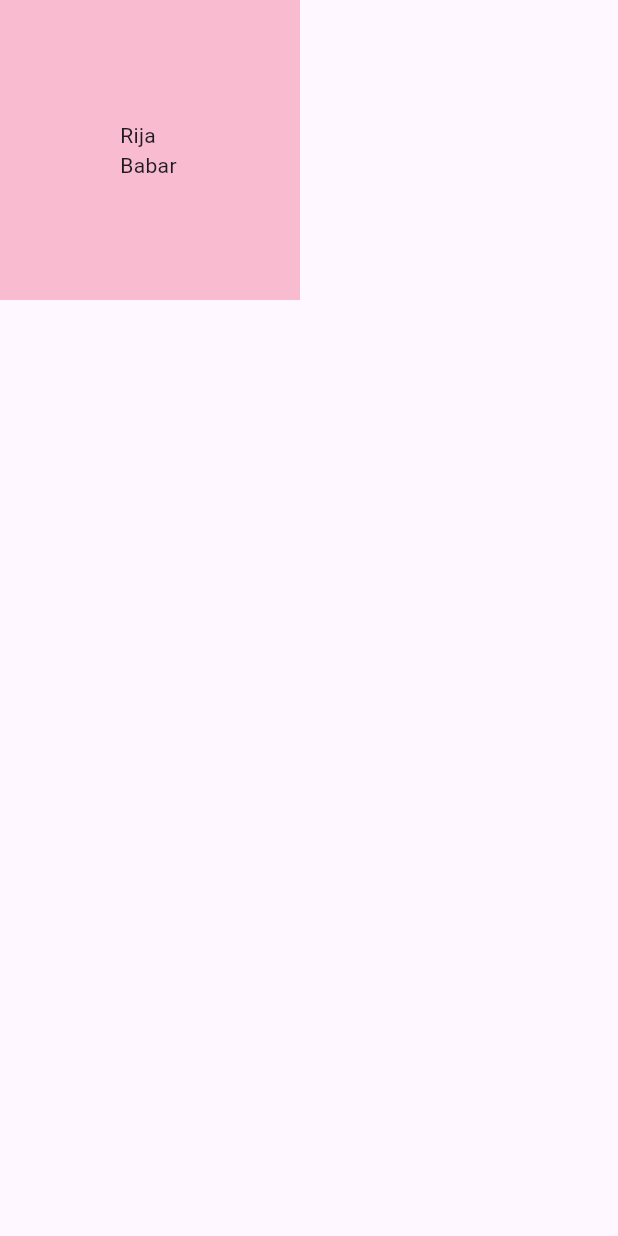
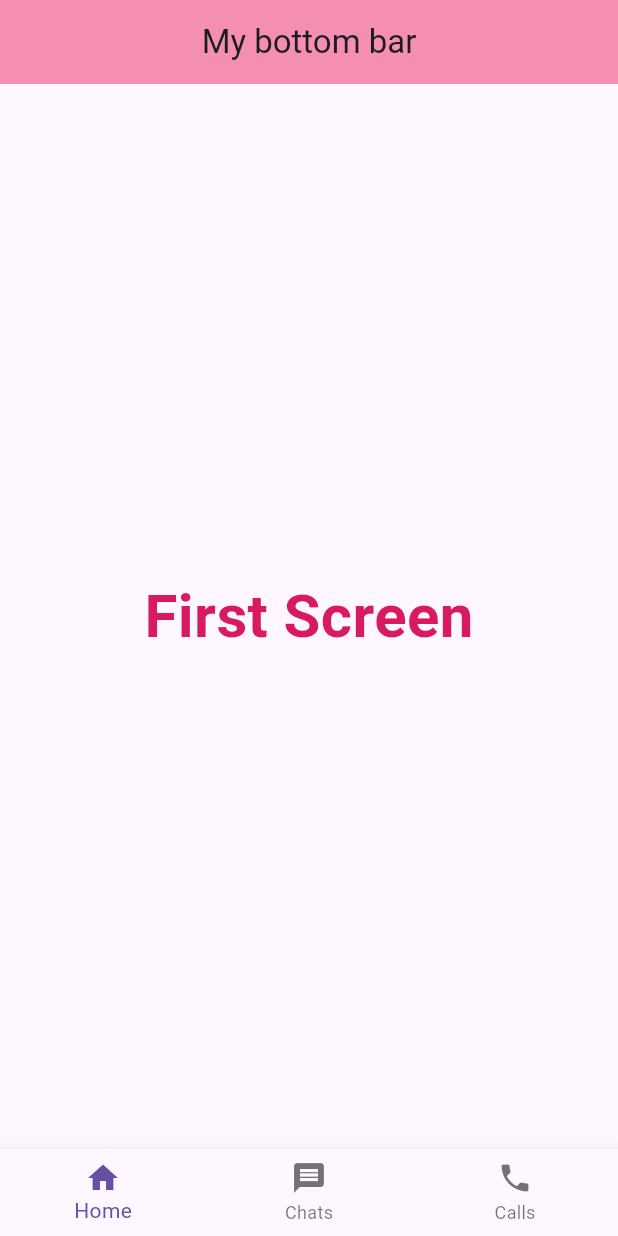
Before and after one commit to UmmeRija/flutter, a Flutter app: the screen it shows after launch, on a phone screen of 412 x 824 dp. Run offline on Flutter 3.47's test engine with Material 3 defaults, Android fonts, the phone set to English and light mode, and no system bars.

Commit message:
top/bottom nevigation bar

```diff
--- /dev/null
+++ b/lib/bottom_bar.dart
@@ -0,0 +1,44 @@
+import 'package:flutter/material.dart';
+import 'package:my_app/screen/first_screen.dart';
+import 'package:my_app/screen/second_screen.dart';
+import 'package:my_app/screen/third_screen.dart';
+
+class MyBottomBar extends StatefulWidget {
+  const MyBottomBar({super.key});
+
+  @override
+  State<MyBottomBar> createState() => _MyBottomBarState();
+}
+
+class _MyBottomBarState extends State<MyBottomBar> {
+  List<Widget> screens = [
+    FirstScreen(),
+    SecondScreen(),
+    ThirdScreen()
+  ];
+  int currenIndex = 0;
+  @override
+  Widget build(BuildContext context) {
+    return Scaffold(
+      appBar: AppBar(
+        backgroundColor: Colors.pink.shade200,
+        title: Text("My bottom bar"),
+        centerTitle: true,
+      ),
+      body: screens[currenIndex],
+
+      bottomNavigationBar: BottomNavigationBar(
+          currentIndex: currenIndex,
+          onTap: (value){
+            setState(() {
+              currenIndex = value;
+            });
+          },
+          items: [
+        BottomNavigationBarItem(icon: Icon(Icons.home) , label:  "Home"),
+        BottomNavigationBarItem(icon: Icon(Icons.message) , label:  "Chats"),
+        BottomNavigationBarItem(icon: Icon(Icons.phone) , label:  "Calls")
+      ]),
+    );
+  }
+}
--- /dev/null
+++ b/lib/first.dart
@@ -0,0 +1,12 @@
+import 'package:flutter/material.dart';
+class MyApp extends StatelessWidget {
+  const MyApp({super.key});
+
+  Widget build(BuildContext context) {
+    return MaterialApp(
+      title: "First page",
+      // home: Home()
+
+    );
+  }
+}
--- a/lib/home.dart
+++ b/lib/home.dart
@@ -10,10 +10,13 @@ class Home extends StatelessWidget {
         color: Colors.pink.shade100,
         height: 200,
         width: 200,
-        child: Text("Rija Babar"),
-        alignment: Alignment.topLeft,
-        padding: EdgeInsets.all(80),
+        child: Text("Rija Babar" , style:TextStyle(
+          color: Colors.pink ,
+          fontSize: 20,
+          fontWeight: FontWeight.bold,
+          backgroundColor: Colors.white70,
 
+        )),
 
       ),
     );
--- a/lib/main.dart
+++ b/lib/main.dart
@@ -1,25 +1,8 @@
-// import 'package:flutter/material.dart';
-// import 'package:my_app/home.dart';
-//
-// void main(){
-//   runApp(MyApp());
-// }
-// class MyApp extends StatelessWidget {
-  // const MyApp({super.key});
-//
-//   @override
-//   Widget build(BuildContext context) {
-//     return MaterialApp(
-// debugShowCheckedModeBanner: false,
-//
-//       title: "rija's App",
-//       color: Colors.pink,
-//       home: Home(),
-//     );
-//
-//
 import 'package:flutter/material.dart';
-import 'package:my_app/home.dart';
+import 'package:my_app/bottom_bar.dart';
+import 'package:my_app/stack.dart';
+
+import 'app_bar.dart';
 
 void main(){
   runApp(MyApp());
@@ -27,11 +10,15 @@ void main(){
 class MyApp extends StatelessWidget {
   const MyApp({super.key});
 
+  @override
   Widget build(BuildContext context) {
     return MaterialApp(
-      title: "First page",
-      home: Home()
-
+debugShowCheckedModeBanner: false,
+      // home: TabScreen(),
+      home: MyBottomBar(),
     );
   }
+
+
+
 }
--- /dev/null
+++ b/lib/screen/first_screen.dart
@@ -0,0 +1,13 @@
+import 'package:flutter/material.dart';
+
+class FirstScreen extends StatelessWidget {
+  const FirstScreen({super.key});
+
+  @override
+  Widget build(BuildContext context) {
+    return Center(
+      child: Text("First Screen" , style: TextStyle(fontWeight: FontWeight.bold , color: Colors.pink.shade600, fontSize: 40),)
+    );
+
+  }
+}
--- /dev/null
+++ b/lib/stack.dart
@@ -0,0 +1,45 @@
+import 'package:flutter/cupertino.dart';
+import 'package:flutter/material.dart';
+import 'package:my_app/first.dart';
+import 'package:my_app/home.dart';
+
+void main(){
+  runApp(MyApp());
+}
+ class MyApp extends StatelessWidget{
+  const MyApp({super.key});
+
+  @override
+  Widget build(BuildContext context) {
+return MaterialApp(
+  home: MyApp()
+  //   Scaffold(
+  //   body: Stack(
+  //     children: [
+  //       Container(
+  //         width: 100,
+  //         height: 100,
+  //         color: Colors.pink.shade100,
+  //       ),
+  //       Container(
+  //         width: 100,
+  //         height: 100,
+  //         color: Colors.pink.shade200,
+  //       ),
+  //       Container(
+  //         width: 100,
+  //         height: 100,
+  //         color: Colors.pink.shade300,
+  //       ),
+  //       Container(
+  //         width: 100,
+  //         height: 100,
+  //         color: Colors.pink.shade400,
+  //       )
+  //
+  //     ],
+  //   ),
+  // ),
+);
+  }
+ }
```
Also changed, not shown: lib/app_bar.dart (added, +36 -0 lines), lib/screen/second_screen.dart (added, +12 -0 lines), lib/screen/third_screen.dart (added, +12 -0 lines).
